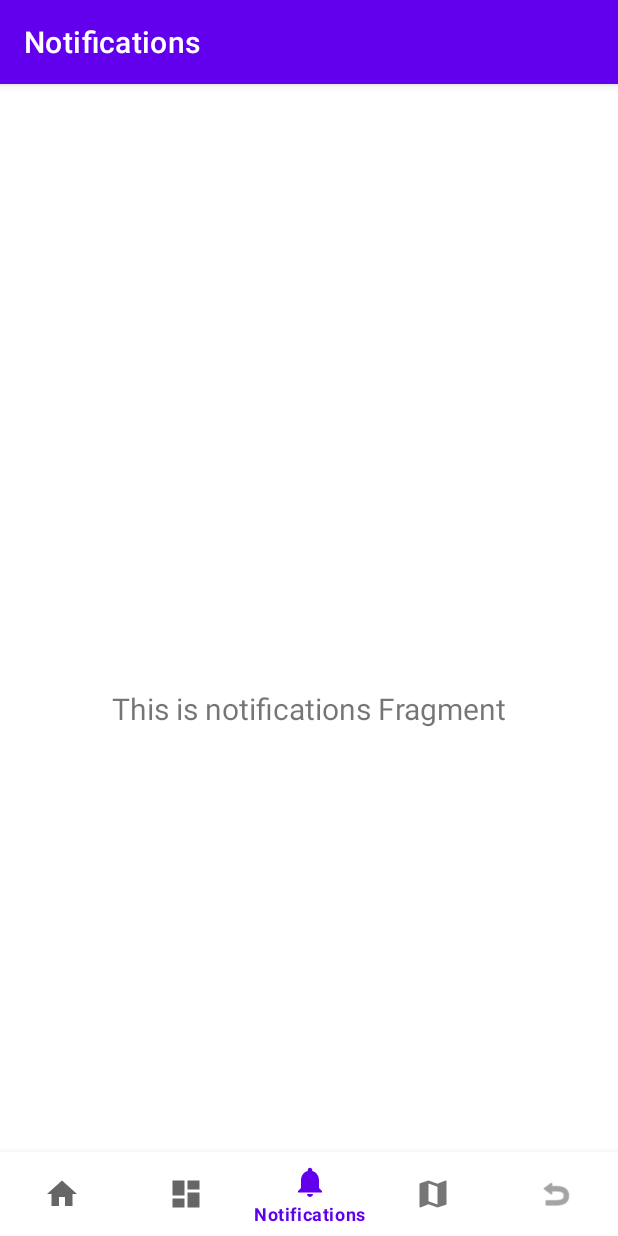
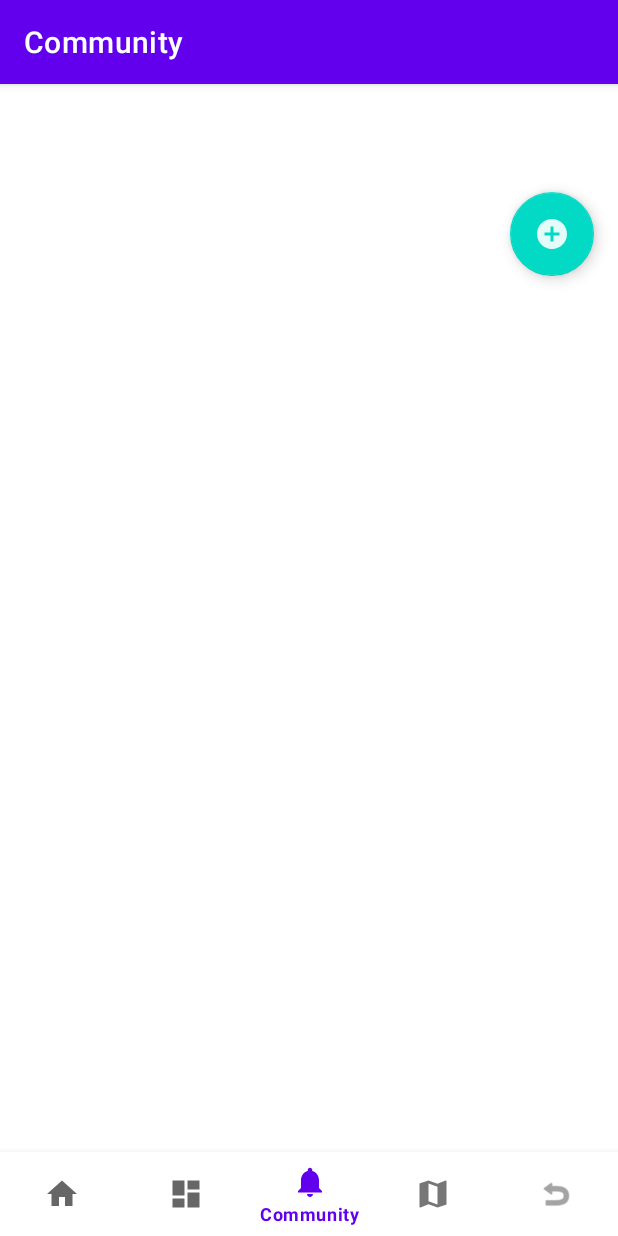
Before and after one commit to lindmlynch/festi-friend, an Android app: the screen it shows after launch once a user with an empty profile is signed in (MainActivity), item 3 of the bottom bar chosen, on a phone screen of 412 x 824 dp. Run offline under Robolectric (Android 15) with nearby library versions, the phone set to English and light mode, and no system bars; our stand-ins replace Dagger/Hilt's generated code, Firebase (no records; nobody signed in at launch, a user with empty details on screens opened directly), Picasso, Timber, navigation-ui; pictures from the network do not load.

Commit message:
Community Fragment added

```diff
--- a/app/src/main/java/ie/wit/festifriend/MainActivity.kt
+++ b/app/src/main/java/ie/wit/festifriend/MainActivity.kt
@@ -36,7 +36,7 @@ class MainActivity : AppCompatActivity() {
         // menu should be considered as top level destinations.
         val appBarConfiguration = AppBarConfiguration(
             setOf(
-                R.id.navigation_home, R.id.navigation_schedule, R.id.navigation_notifications, R.id.mapsFragment
+                R.id.navigation_home, R.id.navigation_schedule, R.id.navigation_community, R.id.mapsFragment
             )
         )
         setupActionBarWithNavController(navController, appBarConfiguration)
--- a/app/src/main/java/ie/wit/festifriend/di/AppModule.kt
+++ b/app/src/main/java/ie/wit/festifriend/di/AppModule.kt
@@ -5,6 +5,7 @@ import dagger.Provides
 import dagger.hilt.InstallIn
 import dagger.hilt.components.SingletonComponent
 import ie.wit.festifriend.api.ApiService
+import ie.wit.festifriend.repositories.CommunityRepository
 import ie.wit.festifriend.utils.Constants
 import retrofit2.Retrofit
 import retrofit2.converter.gson.GsonConverterFactory
@@ -26,4 +27,8 @@ object AppModule {
             .build()
             .create(ApiService::class.java)
 
+    @Provides
+    @Singleton
+    fun provideCommunityRepository(): CommunityRepository = CommunityRepository()
+
 }
--- /dev/null
+++ b/app/src/main/java/ie/wit/festifriend/repositories/CommunityRepository.kt
@@ -0,0 +1,57 @@
+package ie.wit.festifriend.repositories
+
+import android.net.Uri
+import android.util.Log
+import com.google.firebase.storage.FirebaseStorage
+import com.google.firebase.storage.StorageReference
+import com.google.firebase.database.*
+import ie.wit.festifriend.models.PostModel
+import java.util.*
+
+class CommunityRepository {
+
+    private val dbPosts = FirebaseDatabase.getInstance().getReference("posts")
+    private val storageReference: StorageReference = FirebaseStorage.getInstance().reference.child("postImages")
+
+    fun fetchPosts(onResult: (List<PostModel>) -> Unit) {
+        dbPosts.addValueEventListener(object : ValueEventListener {
+            override fun onDataChange(dataSnapshot: DataSnapshot) {
+                val posts = mutableListOf<PostModel>()
+                for (postSnapshot in dataSnapshot.children) {
+                    val post = postSnapshot.getValue(PostModel::class.java)
+                    post?.let { posts.add(it) }
+                }
+                onResult(posts)
+            }
+
+            override fun onCancelled(databaseError: DatabaseError) {
+
+            }
+        })
+    }
+
+    fun postReview(postModel: PostModel, onComplete: (Boolean) -> Unit) {
+        val key = dbPosts.push().key
+        key?.let {
+            dbPosts.child(it).setValue(postModel).addOnCompleteListener { task ->
+                onComplete(task.isSuccessful)
+            }
+        }
+    }
+
+    fun uploadImage(uri: Uri, onComplete: (String?) -> Unit) {
+        val filename = UUID.randomUUID().toString()
+        val ref = storageReference.child("images/$filename")
+        ref.putFile(uri)
+            .addOnSuccessListener { taskSnapshot ->
+                taskSnapshot.metadata?.reference?.downloadUrl?.addOnSuccessListener { downloadUri ->
+                    onComplete(downloadUri.toString())
+                }?.addOnFailureListener {
+                    onComplete(null)
+                }
+            }
+            .addOnFailureListener {
+                onComplete(null)
+            }
+    }
+}
--- /dev/null
+++ b/app/src/main/java/ie/wit/festifriend/ui/community/CommunityFragment.kt
@@ -0,0 +1,76 @@
+package ie.wit.festifriend.ui.community
+
+import android.os.Bundle
+import android.view.LayoutInflater
+import android.view.View
+import android.view.ViewGroup
+import androidx.fragment.app.Fragment
+import androidx.recyclerview.widget.LinearLayoutManager
+import androidx.fragment.app.viewModels
+import androidx.navigation.fragment.findNavController
+import dagger.hilt.android.AndroidEntryPoint
+import ie.wit.festifriend.adapters.PostAdapter
+import ie.wit.festifriend.databinding.FragmentCommunityBinding
+import android.widget.Toast
+import ie.wit.festifriend.R
+
+@AndroidEntryPoint
+class CommunityFragment : Fragment() {
+
+    private var _binding: FragmentCommunityBinding? = null
+    private val binding get() = _binding!!
+
+    private val communityViewModel: CommunityViewModel by viewModels()
+    private lateinit var postAdapter: PostAdapter
+
+    override fun onCreateView(
+        inflater: LayoutInflater, container: ViewGroup?, savedInstanceState: Bundle?
+    ): View? {
+        _binding = FragmentCommunityBinding.inflate(inflater, container, false)
+        return binding.root
+    }
+
+    override fun onViewCreated(view: View, savedInstanceState: Bundle?) {
+        super.onViewCreated(view, savedInstanceState)
+        setupRecyclerView()
+        setupFAB()
+        observeViewModel()
+
+        communityViewModel.fetchPosts()
+    }
+
+    private fun setupRecyclerView() {
+        postAdapter = PostAdapter(listOf())
+        binding.postRecyclerView.apply {
+            layoutManager = LinearLayoutManager(context)
+            adapter = postAdapter
+        }
+    }
+
+    private fun setupFAB() {
+        binding.fab.setOnClickListener {
+            findNavController().navigate(R.id.action_communityFragment_to_postFragment)
+        }
+    }
+
+    private fun observeViewModel() {
+        communityViewModel.posts.observe(viewLifecycleOwner) { posts ->
+            postAdapter.updatePosts(posts)
+        }
+
+        communityViewModel.uploadSuccess.observe(viewLifecycleOwner) { success ->
+            if (success) {
+                Toast.makeText(context, "Review posted successfully", Toast.LENGTH_SHORT).show()
+                communityViewModel.fetchPosts()
+            } else {
+                Toast.makeText(context, "Failed to post review", Toast.LENGTH_SHORT).show()
+            }
+        }
+
+    }
+
+    override fun onDestroyView() {
+        super.onDestroyView()
+        _binding = null
+    }
+}
--- /dev/null
+++ b/app/src/main/java/ie/wit/festifriend/ui/community/CommunityViewModel.kt
@@ -0,0 +1,47 @@
+package ie.wit.festifriend.ui.community
+
+import android.net.Uri
+import androidx.lifecycle.LiveData
+import androidx.lifecycle.MutableLiveData
+import androidx.lifecycle.ViewModel
+import androidx.lifecycle.viewModelScope
+import ie.wit.festifriend.models.PostModel
+import ie.wit.festifriend.repositories.CommunityRepository
+import kotlinx.coroutines.launch
+import dagger.hilt.android.lifecycle.HiltViewModel
+import javax.inject.Inject
+
+@HiltViewModel
+class CommunityViewModel @Inject constructor(private val repository: CommunityRepository) : ViewModel() {
+
+    private val _posts = MutableLiveData<List<PostModel>>()
+    val posts: LiveData<List<PostModel>> = _posts
+
+    private val _uploadSuccess = MutableLiveData<Boolean>()
+    val uploadSuccess: LiveData<Boolean> = _uploadSuccess
+
+    private val _imageUploadUrl = MutableLiveData<String?>()
+    val imageUploadUrl: LiveData<String?> = _imageUploadUrl
+
+    fun fetchPosts() {
+        repository.fetchPosts { postsList ->
+            _posts.postValue(postsList)
+        }
+    }
+
+    fun postReview(postModel: PostModel) {
+        viewModelScope.launch {
+            repository.postReview(postModel) { success ->
+                _uploadSuccess.postValue(success)
+            }
+        }
+    }
+
+    fun uploadImage(uri: Uri) {
+        viewModelScope.launch {
+            repository.uploadImage(uri) { imageUrl ->
+                _imageUploadUrl.postValue(imageUrl)
+            }
+        }
+    }
+}
--- a/app/src/main/java/ie/wit/festifriend/ui/notifications/NotificationsFragment.kt
+++ /dev/null
@@ -1,42 +0,0 @@
-package ie.wit.festifriend.ui.notifications
-
-import android.os.Bundle
-import android.view.LayoutInflater
-import android.view.View
-import android.view.ViewGroup
-import android.widget.TextView
-import androidx.fragment.app.Fragment
-import androidx.lifecycle.ViewModelProvider
-import ie.wit.festifriend.databinding.FragmentNotificationsBinding
-
-class NotificationsFragment : Fragment() {
-
-    private var _binding: FragmentNotificationsBinding? = null
-
-    // This property is only valid between onCreateView and
-    // onDestroyView.
-    private val binding get() = _binding!!
-
-    override fun onCreateView(
-        inflater: LayoutInflater,
-        container: ViewGroup?,
-        savedInstanceState: Bundle?
-    ): View {
-        val notificationsViewModel =
-            ViewModelProvider(this).get(NotificationsViewModel::class.java)
-
-        _binding = FragmentNotificationsBinding.inflate(inflater, container, false)
-        val root: View = binding.root
-
-        val textView: TextView = binding.textNotifications
-        notificationsViewModel.text.observe(viewLifecycleOwner) {
-            textView.text = it
-        }
-        return root
-    }
-
-    override fun onDestroyView() {
-        super.onDestroyView()
-        _binding = null
-    }
-}
--- a/app/src/main/java/ie/wit/festifriend/ui/notifications/NotificationsViewModel.kt
+++ /dev/null
@@ -1,13 +0,0 @@
-package ie.wit.festifriend.ui.notifications
-
-import androidx.lifecycle.LiveData
-import androidx.lifecycle.MutableLiveData
-import androidx.lifecycle.ViewModel
-
-class NotificationsViewModel : ViewModel() {
-
-    private val _text = MutableLiveData<String>().apply {
-        value = "This is notifications Fragment"
-    }
-    val text: LiveData<String> = _text
-}
--- /dev/null
+++ b/app/src/main/res/drawable/ic_add.xml
@@ -0,0 +1,5 @@
+<vector android:alpha="0.9" android:height="24dp" android:tint="#0E76CC"
+    android:viewportHeight="24" android:viewportWidth="24"
+    android:width="24dp" xmlns:android="http://schemas.android.com/apk/res/android">
+    <path android:fillColor="@android:color/white" android:pathData="M12,2C6.48,2 2,6.48 2,12s4.48,10 10,10 10,-4.48 10,-10S17.52,2 12,2zM17,13h-4v4h-2v-4L7,13v-2h4L11,7h2v4h4v2z"/>
+</vector>
--- /dev/null
+++ b/app/src/main/res/layout/fragment_community.xml
@@ -0,0 +1,32 @@
+<?xml version="1.0" encoding="utf-8"?>
+<androidx.constraintlayout.widget.ConstraintLayout xmlns:android="http://schemas.android.com/apk/res/android"
+    xmlns:app="http://schemas.android.com/apk/res-auto"
+    xmlns:tools="http://schemas.android.com/tools"
+    android:layout_width="match_parent"
+    android:layout_height="match_parent"
+    tools:context=".ui.community.CommunityFragment">
+
+    <androidx.recyclerview.widget.RecyclerView
+        android:id="@+id/postRecyclerView"
+        android:layout_width="match_parent"
+        android:layout_height="0dp"
+        android:layout_marginStart="8dp"
+        android:layout_marginTop="8dp"
+        android:layout_marginEnd="8dp"
+        android:layout_marginBottom="16dp"
+        app:layout_constraintTop_toBottomOf="@id/fab"
+        app:layout_constraintBottom_toBottomOf="parent" />
+
+
+    <com.google.android.material.floatingactionbutton.FloatingActionButton
+        android:id="@+id/fab"
+        android:layout_width="wrap_content"
+        android:layout_height="wrap_content"
+        android:layout_margin="16dp"
+        android:src="@drawable/ic_add"
+        app:layout_constraintTop_toTopOf="parent"
+        app:layout_constraintEnd_toEndOf="parent"
+        app:tint="@android:color/white"
+        android:contentDescription="@string/add_post" />
+
+</androidx.constraintlayout.widget.ConstraintLayout>
--- a/app/src/main/res/layout/fragment_notifications.xml
+++ /dev/null
@@ -1,22 +0,0 @@
-<?xml version="1.0" encoding="utf-8"?>
-<androidx.constraintlayout.widget.ConstraintLayout xmlns:android="http://schemas.android.com/apk/res/android"
-    xmlns:app="http://schemas.android.com/apk/res-auto"
-    xmlns:tools="http://schemas.android.com/tools"
-    android:layout_width="match_parent"
-    android:layout_height="match_parent"
-    tools:context=".ui.notifications.NotificationsFragment">
-
-    <TextView
-        android:id="@+id/text_notifications"
-        android:layout_width="match_parent"
-        android:layout_height="wrap_content"
-        android:layout_marginStart="8dp"
-        android:layout_marginTop="8dp"
-        android:layout_marginEnd="8dp"
-        android:textAlignment="center"
-        android:textSize="20sp"
-        app:layout_constraintBottom_toBottomOf="parent"
-        app:layout_constraintEnd_toEndOf="parent"
-        app:layout_constraintStart_toStartOf="parent"
-        app:layout_constraintTop_toTopOf="parent" />
-</androidx.constraintlayout.widget.ConstraintLayout>
--- a/app/src/main/res/menu/bottom_nav_menu.xml
+++ b/app/src/main/res/menu/bottom_nav_menu.xml
@@ -12,9 +12,9 @@
         android:title="@string/title_schedule" />
 
     <item
-        android:id="@+id/navigation_notifications"
+        android:id="@+id/navigation_community"
         android:icon="@drawable/ic_notifications_black_24dp"
-        android:title="@string/title_notifications" />
+        android:title="@string/title_community" />
 
     <item
         android:id="@+id/mapsFragment"
--- a/app/src/main/res/navigation/mobile_navigation.xml
+++ b/app/src/main/res/navigation/mobile_navigation.xml
@@ -22,10 +22,18 @@
     </fragment>
 
     <fragment
-        android:id="@+id/navigation_notifications"
-        android:name="ie.wit.festifriend.ui.notifications.NotificationsFragment"
-        android:label="@string/title_notifications"
-        tools:layout="@layout/fragment_notifications" />
+        android:id="@+id/navigation_community"
+        android:name="ie.wit.festifriend.ui.community.CommunityFragment"
+        android:label="@string/title_community"
+        tools:layout="@layout/fragment_community" />
+    <fragment
+        android:id="@+id/postFragment"
+        android:name="ie.wit.festifriend.ui.community.PostFragment"
+        android:label="Post"
+        tools:layout="@layout/fragment_post" />
+    <action
+        android:id="@+id/action_communityFragment_to_postFragment"
+        app:destination="@id/postFragment" />
     <fragment
         android:id="@+id/artistDetailFragment"
         android:name="ie.wit.festifriend.ui.detail.ArtistDetailFragment"
--- a/app/src/main/res/values/strings.xml
+++ b/app/src/main/res/values/strings.xml
@@ -2,7 +2,7 @@
     <string name="app_name">FestiFriend</string>
     <string name="title_home">Home</string>
     <string name="title_schedule">Schedule</string>
-    <string name="title_notifications">Notifications</string>
+    <string name="title_community">Community</string>
     <string name="title_map">Map</string>
     <string name="title_artists">Artists</string>
     <string name="artist_image">Artists</string>
@@ -28,4 +28,13 @@
     <string name="firebase_user_management">Firebase User Management</string>
     <string name="emailpassword_status_fmt">Email User: %1$s (verified: %2$b)</string>
     <string name="emailpassword_title_text">Please Login Below</string>
+
+
+    <string name="preview_image">Image Preview</string>
+    <string name="select_image">Select Image</string>
+    <string name="your_review">Your review...</string>
+    <string name="submit_post">Submit Post</string>
+    <string name="add_post">Add Post</string>
+
+
 </resources>
```
Also changed, not shown: app/src/main/java/ie/wit/festifriend/adapters/PostAdapter.kt (added, +50 -0 lines), app/src/main/java/ie/wit/festifriend/models/PostModel.kt (added, +9 -0 lines), app/src/main/java/ie/wit/festifriend/ui/community/PostFragment.kt (added, +94 -0 lines), app/src/main/res/layout/fragment_post.xml (added, +52 -0 lines), app/src/main/res/layout/item_post.xml (added, +48 -0 lines).
